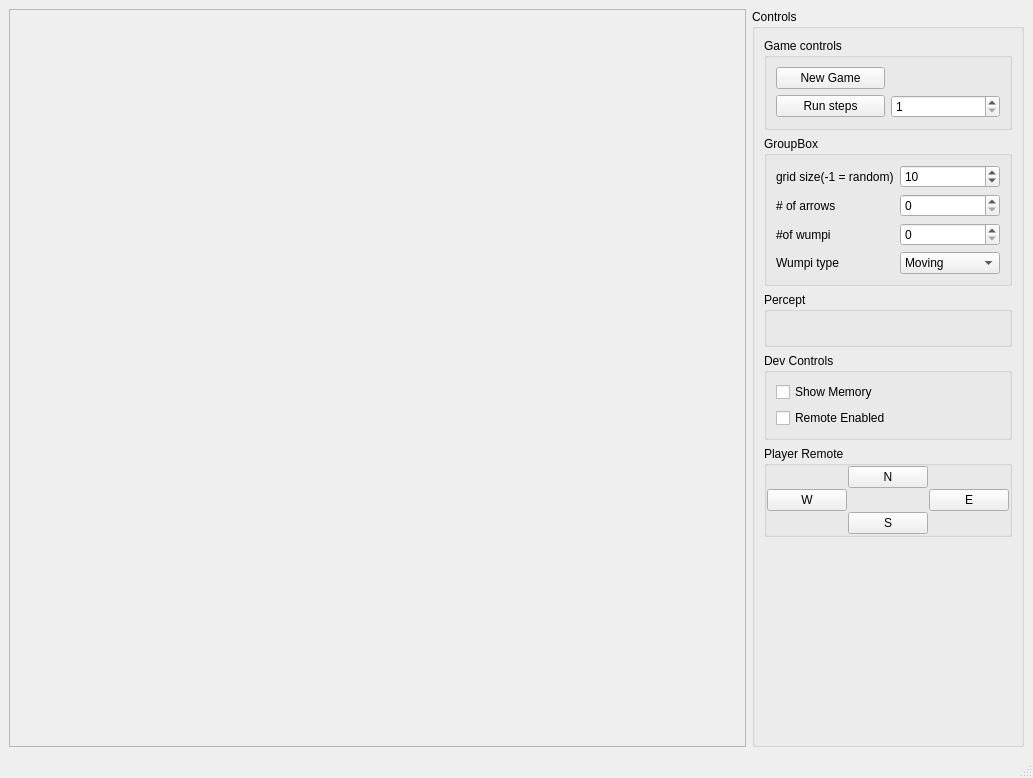
The window that ui.ui (NickFalse/HuntTheWumpusProject) describes before a commit, drawn with Qt 5.
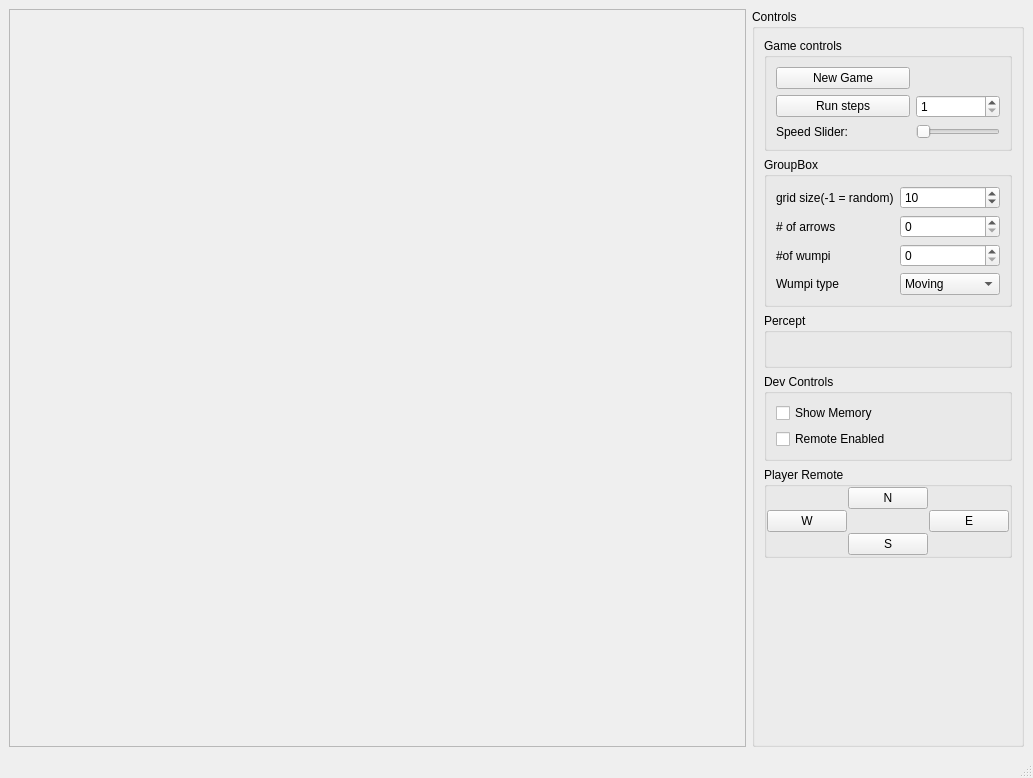
The same window after the commit.

```diff
--- a/ui.ui
+++ b/ui.ui
@@ -66,13 +66,6 @@
             </property>
            </widget>
           </item>
-          <item row="0" column="0">
-           <widget class="QPushButton" name="newGameButton">
-            <property name="text">
-             <string>New Game</string>
-            </property>
-           </widget>
-          </item>
           <item row="0" column="1">
            <widget class="QLabel" name="statusLabel">
             <property name="text">
@@ -80,6 +73,39 @@
             </property>
            </widget>
           </item>
+          <item row="0" column="0">
+           <widget class="QPushButton" name="newGameButton">
+            <property name="text">
+             <string>New Game</string>
+            </property>
+           </widget>
+          </item>
+          <item row="3" column="0">
+           <widget class="QLabel" name="label">
+            <property name="text">
+             <string>Speed Slider:</string>
+            </property>
+           </widget>
+          </item>
+          <item row="3" column="1">
+           <widget class="QSlider" name="speedSlider">
+            <property name="sizePolicy">
+             <sizepolicy hsizetype="Maximum" vsizetype="Fixed">
+              <horstretch>0</horstretch>
+              <verstretch>0</verstretch>
+             </sizepolicy>
+            </property>
+            <property name="maximum">
+             <number>1000</number>
+            </property>
+            <property name="pageStep">
+             <number>1</number>
+            </property>
+            <property name="orientation">
+             <enum>Qt::Horizontal</enum>
+            </property>
+           </widget>
+          </item>
          </layout>
         </widget>
        </item>
```
